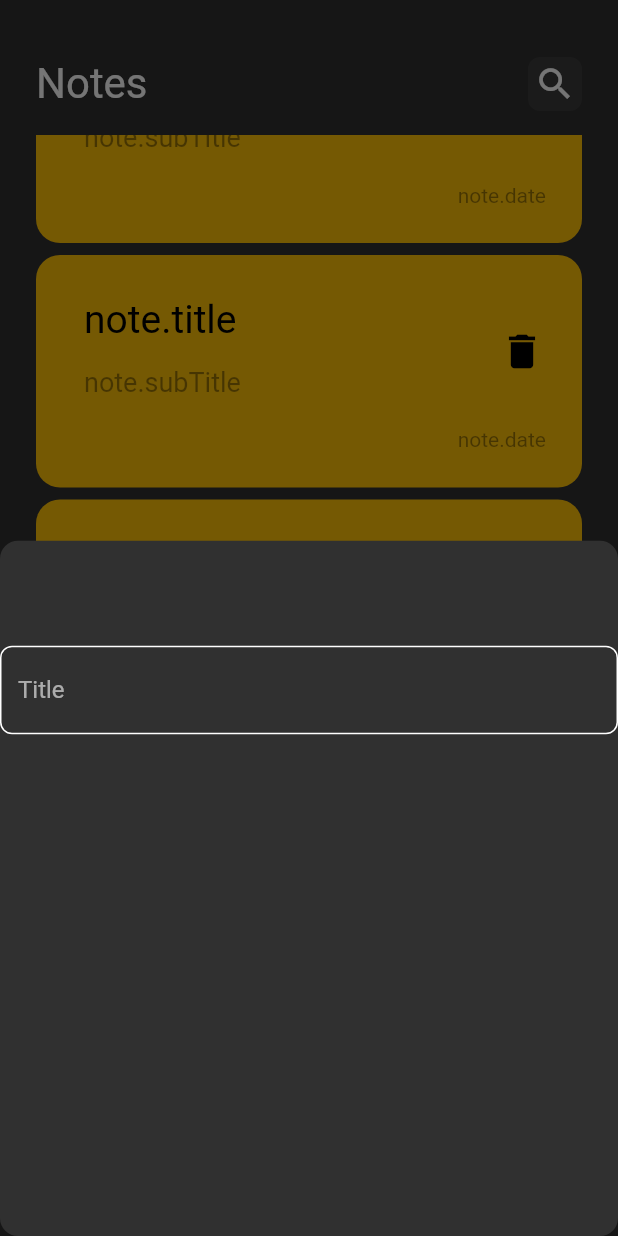
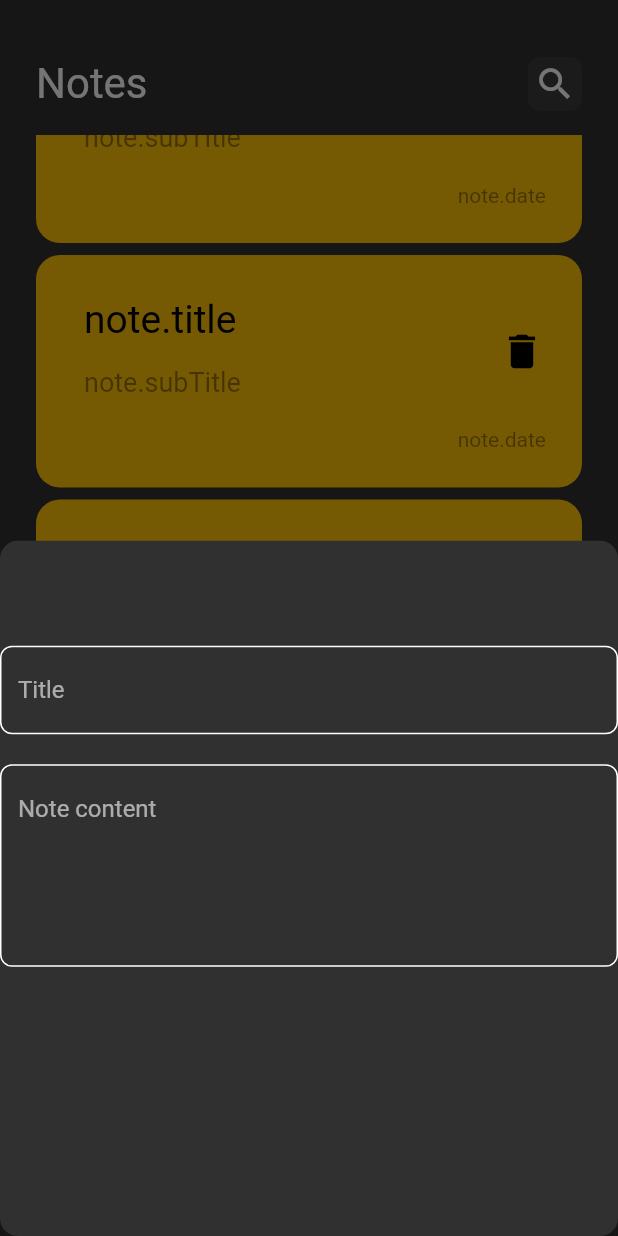
Before and after one commit to Rana-Mohsen/notes_app, a Flutter app: the screen it shows after launch, scrolled down 576 dp, after a tap on the "add" icon, on a phone screen of 412 x 824 dp. Run offline on Flutter 3.47's test engine with Material 2 defaults, Android fonts, the phone set to English and light mode, and no system bars.

Commit message:
add content field to bottom sheet

```diff
--- a/lib/views/widgets/add_note_bottom_sheet.dart
+++ b/lib/views/widgets/add_note_bottom_sheet.dart
@@ -6,10 +6,21 @@ class AddNoteBottomSheet extends StatelessWidget {
 
   @override
   Widget build(BuildContext context) {
-    return  Container(
+    return Container(
       child: Column(children: [
-        SizedBox(height: 70,),
-        CutomTextField()
+        SizedBox(
+          height: 70,
+        ),
+        CustomTextField(
+          hintText: 'Title',
+        ),
+        SizedBox(
+          height: 20,
+        ),
+        CustomTextField(
+          hintText: 'Note content',
+          maxLines: 5,
+        )
       ]),
     );
   }
--- a/lib/views/widgets/custom_text_field.dart
+++ b/lib/views/widgets/custom_text_field.dart
@@ -1,26 +1,28 @@
 import 'package:flutter/material.dart';
 import 'package:notes_app/constants.dart';
 
-class CutomTextField extends StatelessWidget {
-  const CutomTextField({super.key});
+class CustomTextField extends StatelessWidget {
+  const CustomTextField({super.key, required this.hintText, this.maxLines = 1});
+
+  final String hintText;
+  final int maxLines;
 
   @override
   Widget build(BuildContext context) {
     return TextField(
       cursorColor: kPrimaryColor,
-          decoration: InputDecoration(
-            hintText: 'Title',
-            // border: buildBorder(),
-            enabledBorder: buildBorder(),
-            focusedBorder: buildBorder(kPrimaryColor)
-          ),
-        );
+      maxLines: maxLines,
+      decoration: InputDecoration(
+          hintText: hintText,
+          // border: buildBorder(),
+          enabledBorder: buildBorder(),
+          focusedBorder: buildBorder(kPrimaryColor)),
+    );
   }
 
   OutlineInputBorder buildBorder([color]) {
     return OutlineInputBorder(
-            borderSide: BorderSide(color: color?? Colors.white),
-            borderRadius: BorderRadius.circular(8)
-          );
+        borderSide: BorderSide(color: color ?? Colors.white),
+        borderRadius: BorderRadius.circular(8));
   }
 }
```
